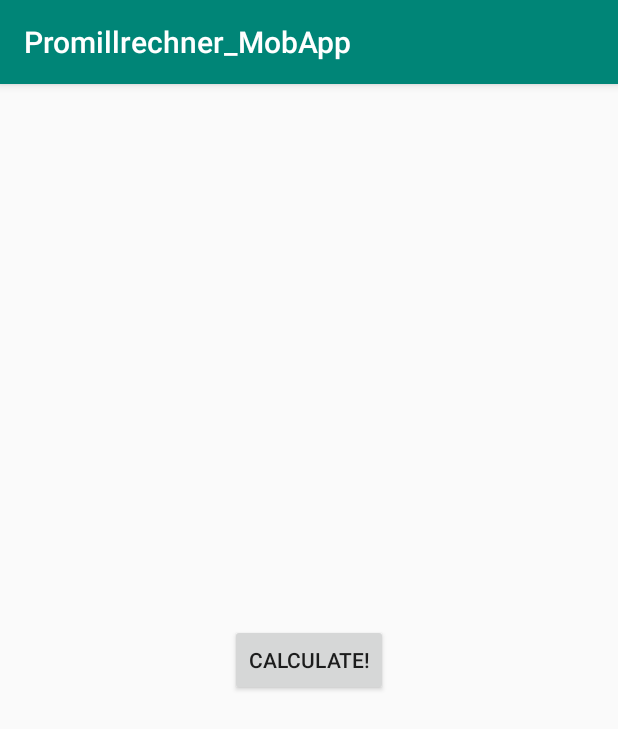
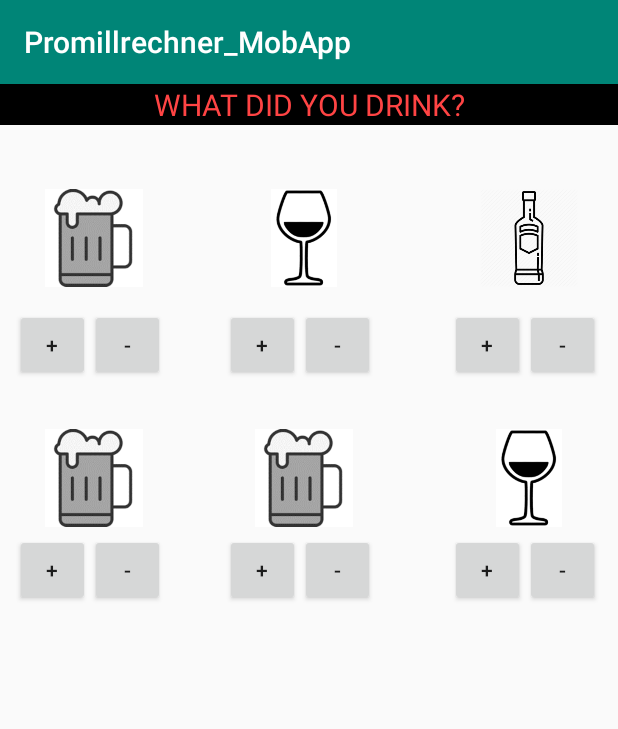
Before and after one commit to not-productive-yet/Promillerechner, an Android app: the Alcohol screen opened directly, with no data from a screen before it, on a phone screen of 412 x 824 dp. Shown: the top 729 px of the screen. Run offline under Robolectric (Android 15) with nearby library versions, the phone set to English and light mode, and no system bars; 2 statements that could not run were skipped.

Commit message:
alcohol counter eingefügt

```diff
--- a/app/src/main/res/layout/activity_calc_alcohol.xml
+++ b/app/src/main/res/layout/activity_calc_alcohol.xml
@@ -6,11 +6,181 @@
     android:layout_height="match_parent"
     tools:context=".calculator.Alcohol">
 
-    <Button
-        android:id="@+id/buttonGoToShowPromille"
-        android:layout_width="wrap_content"
+    <TextView
+        android:layout_width="match_parent"
         android:layout_height="wrap_content"
-        android:text="Calculate!"
-        android:layout_centerInParent="true"/>
+        android:text="What did you drink?"
+        android:textAllCaps="true"
+        android:textColor="@android:color/holo_red_light"
+        android:background="@android:color/black"
+        android:textAlignment="center"
+        android:textSize="20dp"/>
+
+    <ImageView
+        android:layout_width="65dp"
+        android:layout_height="65dp"
+        android:src="@drawable/beer"
+        android:layout_marginLeft="30dp"
+        android:layout_marginTop="70dp"
+        />
+    <LinearLayout
+        android:layout_width="100dp"
+        android:layout_height="wrap_content"
+        android:layout_marginLeft="10dp"
+        android:layout_marginTop="150dp">
+
+        <Button
+            android:layout_width="0dp"
+            android:layout_height="wrap_content"
+            android:layout_weight="1"
+            android:text="+" />
+
+        <Button
+            android:layout_width="0dp"
+            android:layout_height="wrap_content"
+            android:layout_weight="1"
+            android:text="-" />
+
+    </LinearLayout>
+
+
+    <ImageView
+        android:layout_width="65dp"
+        android:layout_height="65dp"
+        android:src="@drawable/wein"
+        android:layout_marginTop="70dp"
+        android:layout_marginLeft="170dp"/>
+    <LinearLayout
+        android:layout_width="100dp"
+        android:layout_height="wrap_content"
+        android:layout_marginLeft="150dp"
+        android:layout_marginTop="150dp">
+
+        <Button
+            android:layout_width="0dp"
+            android:layout_height="wrap_content"
+            android:layout_weight="1"
+            android:text="+" />
+
+        <Button
+            android:layout_width="0dp"
+            android:layout_height="wrap_content"
+            android:layout_weight="1"
+            android:text="-"
+            />
+
+    </LinearLayout>
+
+
+    <ImageView
+        android:layout_width="65dp"
+        android:layout_height="65dp"
+        android:src="@drawable/vodka"
+        android:layout_marginTop="70dp"
+        android:layout_marginLeft="320dp"/>
+    <LinearLayout
+        android:layout_width="100dp"
+        android:layout_height="wrap_content"
+        android:layout_marginLeft="300dp"
+        android:layout_marginTop="150dp">
+
+        <Button
+            android:layout_width="0dp"
+            android:layout_height="wrap_content"
+            android:layout_weight="1"
+            android:text="+"
+            />
+
+        <Button
+            android:layout_width="0dp"
+            android:layout_height="wrap_content"
+            android:layout_weight="1"
+            android:text="-" />
+
+    </LinearLayout>
+
+
+    <ImageView
+        android:layout_width="65dp"
+        android:layout_height="65dp"
+        android:src="@drawable/wein"
+        android:layout_marginTop="230dp"
+        android:layout_marginLeft="320dp"/>
+    <LinearLayout
+        android:layout_width="100dp"
+        android:layout_height="wrap_content"
+        android:layout_marginLeft="300dp"
+        android:layout_marginTop="300dp">
+
+        <Button
+            android:layout_width="0dp"
+            android:layout_height="wrap_content"
+            android:layout_weight="1"
+            android:text="+" />
+
+        <Button
+            android:layout_width="0dp"
+            android:layout_height="wrap_content"
+            android:layout_weight="1"
+            android:text="-" />
+
+    </LinearLayout>
+
+
+    <ImageView
+        android:layout_width="65dp"
+        android:layout_height="65dp"
+        android:src="@drawable/beer"
+        android:layout_marginTop="230dp"
+        android:layout_marginLeft="170dp"/>
+    <LinearLayout
+        android:layout_width="100dp"
+        android:layout_height="wrap_content"
+        android:layout_marginLeft="150dp"
+        android:layout_marginTop="300dp">
+
+        <Button
+            android:layout_width="0dp"
+            android:layout_height="wrap_content"
+            android:layout_weight="1"
+            android:text="+" />
+
+        <Button
+            android:layout_width="0dp"
+            android:layout_height="wrap_content"
+            android:layout_weight="1"
+            android:text="-" />
+
+    </LinearLayout>
+
+
+    <ImageView
+        android:layout_width="65dp"
+        android:layout_height="65dp"
+        android:src="@drawable/beer"
+        android:layout_marginTop="230dp"
+        android:layout_marginLeft="30dp"/>
+    <LinearLayout
+        android:layout_width="100dp"
+        android:layout_height="wrap_content"
+        android:layout_marginLeft="10dp"
+        android:layout_marginTop="300dp">
+
+        <Button
+            android:layout_width="0dp"
+            android:layout_height="wrap_content"
+            android:layout_weight="1"
+            android:text="+" />
+
+        <Button
+            android:layout_width="0dp"
+            android:layout_height="wrap_content"
+            android:layout_weight="1"
+            android:text="-" />
+
+    </LinearLayout>
+
+
+
 
 </RelativeLayout>
```
Also changed, not shown: app/src/main/res/drawable/beer.png (added), app/src/main/res/drawable/vodka.png (added), app/src/main/res/drawable/wein.png (added), 1 other file.
